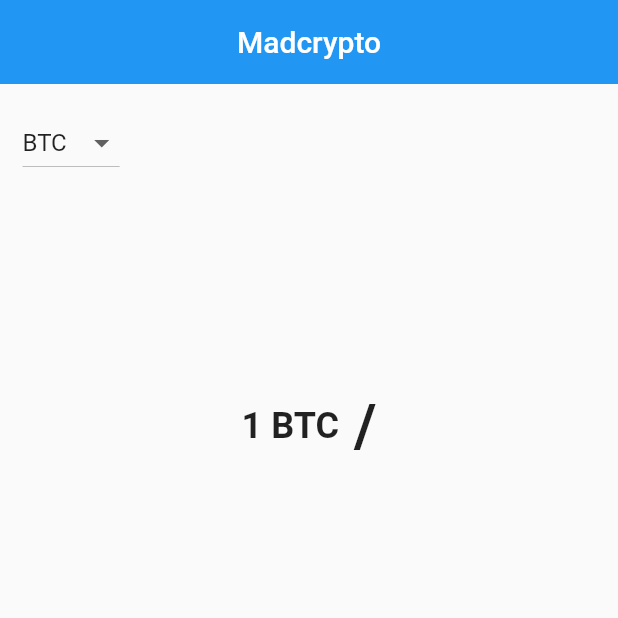
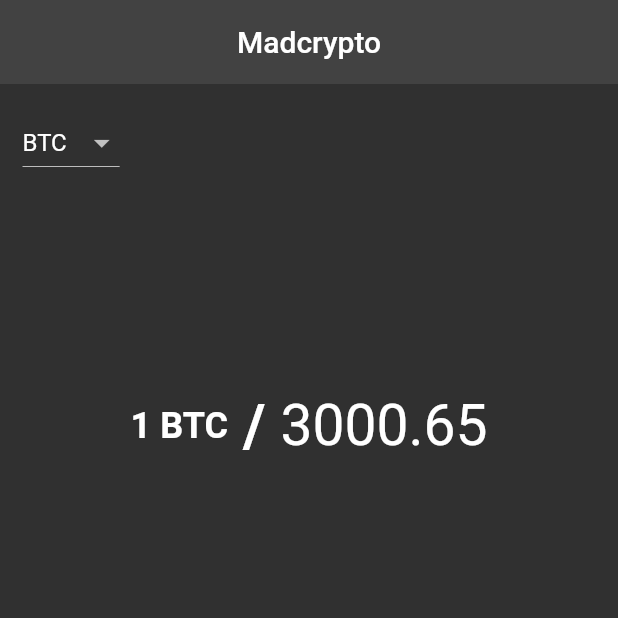
Before and after one commit to sammyodiagbe/madcrypto, a Flutter app: the screen it shows after launch, on a phone screen of 412 x 824 dp, the top half of it. Run offline on Flutter 3.47's test engine with Material 2 defaults, Android fonts, the phone set to English and light mode, and no system bars.

Commit message:
working on functionalities

```diff
--- a/lib/madCrypto.dart
+++ b/lib/madCrypto.dart
@@ -77,6 +77,11 @@ class _MadCryptoState extends State<MadCrypto> {
                           fontWeight: FontWeight.bold,
                           fontSize: 40,
                         ),
+                      ),
+                      SizedBox(width: 10),
+                      Text(
+                        3000.65.toStringAsFixed(2),
+                        style: TextStyle(fontSize: 38),
                       )
                     ],
                   )),
--- a/lib/main.dart
+++ b/lib/main.dart
@@ -13,6 +13,7 @@ class MadCryptoApp extends StatelessWidget {
     return MaterialApp(
       debugShowCheckedModeBanner: false,
       home: MadCrypto(),
+      theme: ThemeData.dark(),
     );
   }
 }
```
